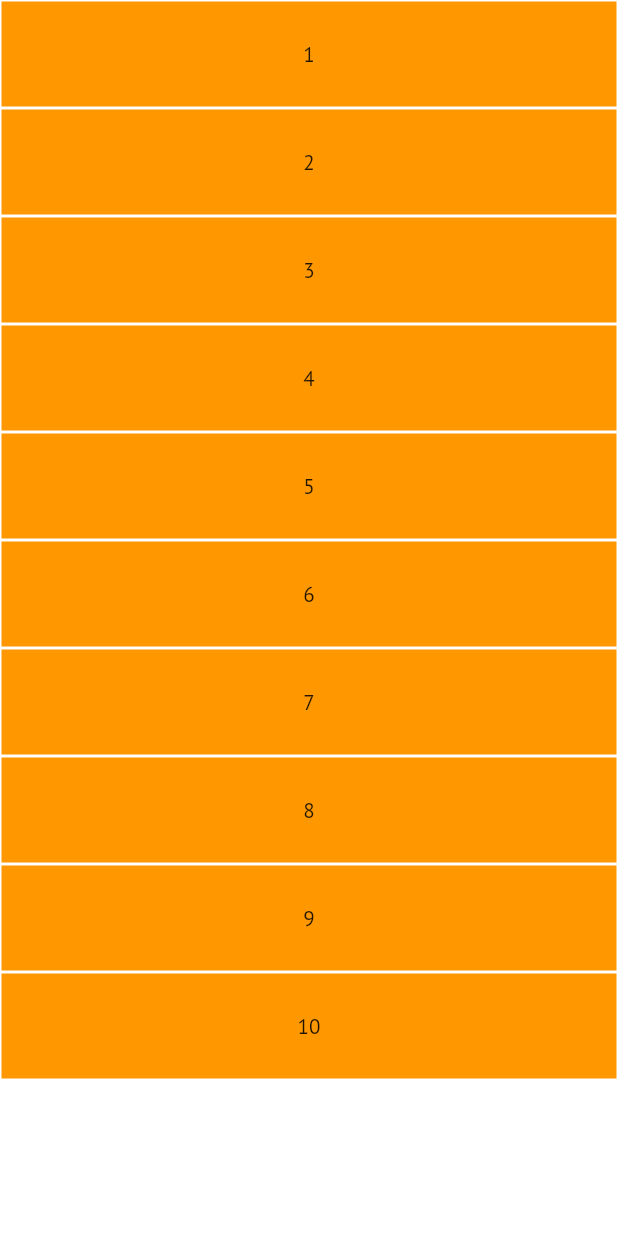
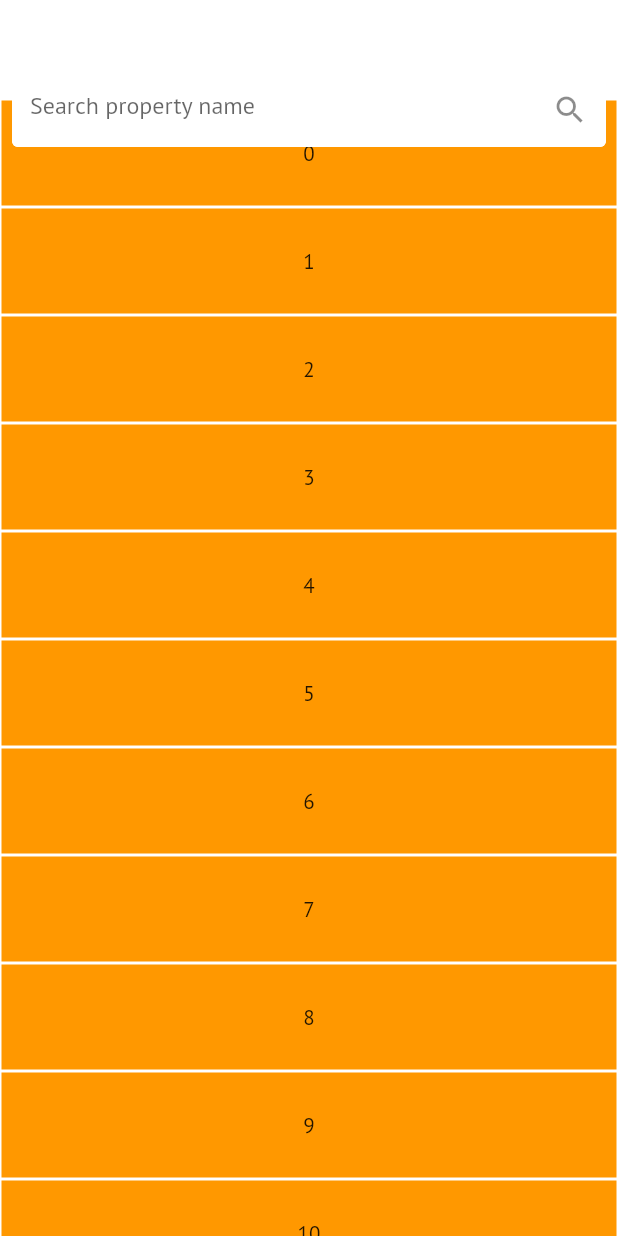
Before and after one commit to georgebangeboss/triageapp, a Flutter app: the HousesAvailable screen opened by its route, on a phone screen of 412 x 824 dp. Run offline on Flutter 3.47's test engine with Material 2 defaults, Android fonts, the phone set to English and light mode, and no system bars; our stand-ins replace logger, moor_flutter, percent_indicator; generated files the repository leaves out were written again; statements that could not run were skipped.

Commit message:
improved the search button sliver

```diff
--- a/lib/constants/input_decorations.dart
+++ b/lib/constants/input_decorations.dart
@@ -1,6 +1,6 @@
 import 'package:flutter/material.dart';
 
-const signInInputDecor=InputDecoration(
+const inputDecor = InputDecoration(
   labelStyle: TextStyle(
     fontStyle: FontStyle.italic,
   ),
@@ -10,13 +10,13 @@ const signInInputDecor=InputDecoration(
     color: null,
     height: 0,
   ),
-  enabledBorder:OutlineInputBorder(
+  enabledBorder: OutlineInputBorder(
     borderSide: BorderSide(
       color: Colors.yellow,
       width: 2.0,
     ),
   ),
-  focusedBorder:OutlineInputBorder(
+  focusedBorder: OutlineInputBorder(
     borderSide: BorderSide(
       color: Colors.grey,
       width: 4.0,
--- a/lib/tabs/property_and_houses/houses_available.dart
+++ b/lib/tabs/property_and_houses/houses_available.dart
@@ -1,5 +1,6 @@
 import 'package:flutter/cupertino.dart';
 import 'package:flutter/material.dart';
+import 'package:flutter/rendering.dart';
 
 class HousesAvailable extends StatefulWidget {
   @override
@@ -7,25 +8,53 @@ class HousesAvailable extends StatefulWidget {
 }
 
 class _HousesAvailableState extends State<HousesAvailable> {
-  var myList = [1, 2, 3, 4, 5, 6, 7, 8, 9, 10];
+  var myList = List<int>.generate(100, (index) => index);
   //TenantStatus tenantStatus = ModalRoute.of(currentState.context).settings.arguments;
   @override
   Widget build(BuildContext context) {
     Key centerKey = UniqueKey();
     return Scaffold(
       body: CustomScrollView(
+        scrollDirection: Axis.vertical,
         center: centerKey,
         slivers: [
-          SliverList(
-            delegate: SliverChildBuilderDelegate(
-              (context, index) {
-                return createTheWidgets(myList, Colors.blue)[index];
-              },
-              childCount: myList.length,
+          MyCustomSearchBar(
+            key: centerKey,
+            child: Padding(
+              padding: const EdgeInsets.all(8.0),
+              child: Container(
+                height: 50.0,
+                child: TextField(
+                  decoration: InputDecoration(
+                    fillColor: Colors.white,
+                    suffixIcon: Icon(Icons.search),
+                    enabledBorder: OutlineInputBorder(
+                      borderRadius: BorderRadius.circular(4.0),
+                      gapPadding: 0.0,
+                      borderSide: BorderSide(color: Colors.white),
+                    ),
+                    focusedBorder: OutlineInputBorder(
+                      borderRadius: BorderRadius.circular(4.0),
+                      borderSide: BorderSide(color: Colors.white),
+                      gapPadding: 0.0,
+                    ),
+                    disabledBorder: OutlineInputBorder(
+                      borderRadius: BorderRadius.circular(4.0),
+                      borderSide: BorderSide(color: Colors.white),
+                      gapPadding: 0.0,
+                    ),
+                    errorBorder: OutlineInputBorder(
+                      borderRadius: BorderRadius.circular(4.0),
+                      borderSide: BorderSide(color: Colors.white),
+                      gapPadding: 0.0,
+                    ),
+                    hintText: "Search property name",
+                  ),
+                ),
+              ),
             ),
           ),
           SliverList(
-            key: centerKey,
             delegate: SliverChildBuilderDelegate(
               (context, index) {
                 return createTheWidgets(myList, Colors.orange)[index];
@@ -52,3 +81,54 @@ class _HousesAvailableState extends State<HousesAvailable> {
     }).toList();
   }
 }
+
+//render object widget
+class MyCustomSearchBar extends SingleChildRenderObjectWidget {
+  MyCustomSearchBar({Widget child, Key key}) : super(child: child, key: key);
+  @override
+  RenderObject createRenderObject(BuildContext context) {
+    return MySearchBarSliverRenderObject();
+  }
+}
+
+//render object class
+class MySearchBarSliverRenderObject extends RenderSliverSingleBoxAdapter {
+  MySearchBarSliverRenderObject({RenderBox child}) : super(child: child);
+  @override
+  void performLayout() {
+    if (child == null) {
+      geometry = SliverGeometry.zero;
+      return;
+    }
+    final SliverConstraints constraints = this.constraints;
+    child.layout(constraints.asBoxConstraints(), parentUsesSize: true);
+    double childExtent;
+    switch (constraints.axis) {
+      case Axis.horizontal:
+        childExtent = child.size.width;
+        break;
+      case Axis.vertical:
+        childExtent = child.size.height;
+        break;
+    }
+    assert(childExtent != null);
+    final double paintedChildSize =
+        calculatePaintOffset(constraints, from: 0.0, to: childExtent);
+    final double cacheExtent =
+        calculateCacheOffset(constraints, from: 0.0, to: childExtent);
+
+    assert(paintedChildSize.isFinite);
+    assert(paintedChildSize >= 0.0);
+    geometry = SliverGeometry(
+      scrollExtent: childExtent,
+      paintOrigin: constraints.scrollOffset + 40.0,
+      paintExtent: childExtent,
+      cacheExtent: cacheExtent,
+      maxPaintExtent: childExtent,
+      hitTestExtent: paintedChildSize,
+      hasVisualOverflow: childExtent > constraints.remainingPaintExtent ||
+          constraints.scrollOffset > 0.0,
+    );
+    setChildParentData(child, constraints, geometry);
+  }
+}
```
Also changed, not shown: lib/tabs/sign_in_tab/create_and_edit_profile.dart (+6 -6 lines).
